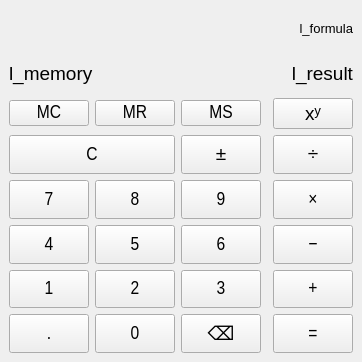
Old version of the form calculator/mainwindow.ui in the repository dyrbnyak/cpp-calculator.
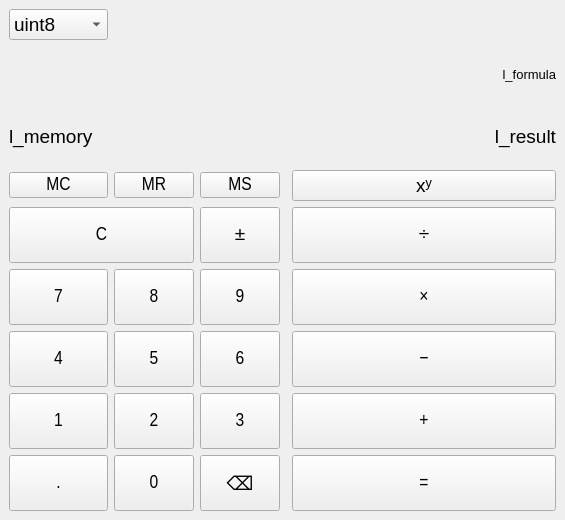
New version of the form.

The edit to the form file:
```diff
--- a/calculator/mainwindow.ui
+++ b/calculator/mainwindow.ui
@@ -6,8 +6,8 @@
    <rect>
     <x>0</x>
     <y>0</y>
-    <width>310</width>
-    <height>362</height>
+    <width>565</width>
+    <height>520</height>
    </rect>
   </property>
   <property name="sizePolicy">
@@ -25,114 +25,8 @@
    <string>Калькулятор</string>
   </property>
   <widget class="QWidget" name="centralwidget">
-   <layout class="QGridLayout" name="gridLayout" rowstretch="0,0,0,0,0,0,0,0,0,0" columnstretch="0,2,2,2,0,3">
-    <item row="1" column="1" colspan="5">
-     <layout class="QHBoxLayout" name="horizontalLayout" stretch="0,1">
-      <item>
-       <widget class="QLabel" name="l_memory">
-        <property name="sizePolicy">
-         <sizepolicy hsizetype="Preferred" vsizetype="Preferred">
-          <horstretch>0</horstretch>
-          <verstretch>0</verstretch>
-         </sizepolicy>
-        </property>
-        <property name="font">
-         <font>
-          <pointsize>14</pointsize>
-         </font>
-        </property>
-        <property name="text">
-         <string>l_memory</string>
-        </property>
-       </widget>
-      </item>
-      <item>
-       <widget class="QLabel" name="l_result">
-        <property name="sizePolicy">
-         <sizepolicy hsizetype="Preferred" vsizetype="Preferred">
-          <horstretch>0</horstretch>
-          <verstretch>0</verstretch>
-         </sizepolicy>
-        </property>
-        <property name="font">
-         <font>
-          <pointsize>14</pointsize>
-         </font>
-        </property>
-        <property name="text">
-         <string>l_result</string>
-        </property>
-        <property name="alignment">
-         <set>Qt::AlignmentFlag::AlignRight|Qt::AlignmentFlag::AlignTrailing|Qt::AlignmentFlag::AlignVCenter</set>
-        </property>
-       </widget>
-      </item>
-     </layout>
-    </item>
-    <item row="2" column="5">
-     <widget class="QPushButton" name="tb_power">
-      <property name="text">
-       <string>xʸ</string>
-      </property>
-     </widget>
-    </item>
-    <item row="6" column="5">
-     <widget class="QPushButton" name="tb_substract">
-      <property name="sizePolicy">
-       <sizepolicy hsizetype="Preferred" vsizetype="Preferred">
-        <horstretch>0</horstretch>
-        <verstretch>0</verstretch>
-       </sizepolicy>
-      </property>
-      <property name="minimumSize">
-       <size>
-        <width>0</width>
-        <height>0</height>
-       </size>
-      </property>
-      <property name="font">
-       <font>
-        <family>Arial Narrow</family>
-        <pointsize>14</pointsize>
-       </font>
-      </property>
-      <property name="text">
-       <string>−</string>
-      </property>
-      <property name="shortcut">
-       <string>-</string>
-      </property>
-     </widget>
-    </item>
-    <item row="5" column="1">
-     <widget class="QPushButton" name="tb_seven">
-      <property name="sizePolicy">
-       <sizepolicy hsizetype="Preferred" vsizetype="Preferred">
-        <horstretch>0</horstretch>
-        <verstretch>0</verstretch>
-       </sizepolicy>
-      </property>
-      <property name="minimumSize">
-       <size>
-        <width>0</width>
-        <height>0</height>
-       </size>
-      </property>
-      <property name="font">
-       <font>
-        <family>Arial Narrow</family>
-        <pointsize>14</pointsize>
-       </font>
-      </property>
-      <property name="text">
-       <string>7</string>
-      </property>
-      <property name="shortcut">
-       <string>7</string>
-      </property>
-     </widget>
-    </item>
-    <item row="0" column="1" colspan="5">
+   <layout class="QGridLayout" name="gridLayout" rowstretch="0,0,0,0,0,0,0,0,0,0,0" columnstretch="0,0,0,0,0">
+    <item row="1" column="0" colspan="5">
      <widget class="QLabel" name="l_formula">
       <property name="font">
        <font>
@@ -147,8 +41,8 @@
       </property>
      </widget>
     </item>
-    <item row="6" column="3">
-     <widget class="QPushButton" name="tb_six">
+    <item row="10" column="4">
+     <widget class="QPushButton" name="tb_equal">
       <property name="sizePolicy">
        <sizepolicy hsizetype="Preferred" vsizetype="Preferred">
         <horstretch>0</horstretch>
@@ -168,14 +62,98 @@
        </font>
       </property>
       <property name="text">
-       <string>6</string>
+       <string>=</string>
       </property>
       <property name="shortcut">
        <string>6</string>
       </property>
      </widget>
     </item>
-    <item row="4" column="3">
+    <item row="9" column="4">
+     <widget class="QPushButton" name="tb_add">
+      <property name="sizePolicy">
+       <sizepolicy hsizetype="Preferred" vsizetype="Preferred">
+        <horstretch>0</horstretch>
+        <verstretch>0</verstretch>
+       </sizepolicy>
+      </property>
+      <property name="minimumSize">
+       <size>
+        <width>0</width>
+        <height>0</height>
+       </size>
+      </property>
+      <property name="font">
+       <font>
+        <family>Arial Narrow</family>
+        <pointsize>14</pointsize>
+       </font>
+      </property>
+      <property name="text">
+       <string>+</string>
+      </property>
+      <property name="shortcut">
+       <string>+</string>
+      </property>
+     </widget>
+    </item>
+    <item row="9" column="2">
+     <widget class="QPushButton" name="tb_three">
+      <property name="sizePolicy">
+       <sizepolicy hsizetype="Preferred" vsizetype="Preferred">
+        <horstretch>0</horstretch>
+        <verstretch>0</verstretch>
+       </sizepolicy>
+      </property>
+      <property name="minimumSize">
+       <size>
+        <width>0</width>
+        <height>0</height>
+       </size>
+      </property>
+      <property name="font">
+       <font>
+        <family>Arial Narrow</family>
+        <pointsize>14</pointsize>
+       </font>
+      </property>
+      <property name="text">
+       <string>3</string>
+      </property>
+      <property name="shortcut">
+       <string>3</string>
+      </property>
+     </widget>
+    </item>
+    <item row="6" column="1">
+     <widget class="QPushButton" name="tb_eight">
+      <property name="sizePolicy">
+       <sizepolicy hsizetype="Preferred" vsizetype="Preferred">
+        <horstretch>0</horstretch>
+        <verstretch>0</verstretch>
+       </sizepolicy>
+      </property>
+      <property name="minimumSize">
+       <size>
+        <width>0</width>
+        <height>0</height>
+       </size>
+      </property>
+      <property name="font">
+       <font>
+        <family>Arial Narrow</family>
+        <pointsize>14</pointsize>
+       </font>
+      </property>
+      <property name="text">
+       <string>8</string>
+      </property>
+      <property name="shortcut">
+       <string>8</string>
+      </property>
+     </widget>
+    </item>
+    <item row="5" column="2">
      <widget class="QPushButton" name="tb_negate">
       <property name="sizePolicy">
        <sizepolicy hsizetype="Preferred" vsizetype="Preferred">
@@ -200,7 +178,42 @@
       </property>
      </widget>
     </item>
-    <item row="4" column="5">
+    <item row="3" column="4">
+     <widget class="QPushButton" name="tb_power">
+      <property name="text">
+       <string>xʸ</string>
+      </property>
+     </widget>
+    </item>
+    <item row="7" column="0">
+     <widget class="QPushButton" name="tb_four">
+      <property name="sizePolicy">
+       <sizepolicy hsizetype="Preferred" vsizetype="Preferred">
+        <horstretch>0</horstretch>
+        <verstretch>0</verstretch>
+       </sizepolicy>
+      </property>
+      <property name="minimumSize">
+       <size>
+        <width>0</width>
+        <height>0</height>
+       </size>
+      </property>
+      <property name="font">
+       <font>
+        <family>Arial Narrow</family>
+        <pointsize>14</pointsize>
+       </font>
+      </property>
+      <property name="text">
+       <string>4</string>
+      </property>
+      <property name="shortcut">
+       <string>4</string>
+      </property>
+     </widget>
+    </item>
+    <item row="5" column="4">
      <widget class="QPushButton" name="tb_divide">
       <property name="sizePolicy">
        <sizepolicy hsizetype="Preferred" vsizetype="Preferred">
@@ -228,32 +241,7 @@
       </property>
      </widget>
     </item>
-    <item row="9" column="1">
-     <widget class="QPushButton" name="tb_comma">
-      <property name="sizePolicy">
-       <sizepolicy hsizetype="Preferred" vsizetype="Preferred">
-        <horstretch>0</horstretch>
-        <verstretch>0</verstretch>
-       </sizepolicy>
-      </property>
-      <property name="minimumSize">
-       <size>
-        <width>0</width>
-        <height>0</height>
-       </size>
-      </property>
-      <property name="font">
-       <font>
-        <family>Arial Narrow</family>
-        <pointsize>14</pointsize>
-       </font>
-      </property>
-      <property name="text">
-       <string>.</string>
-      </property>
-     </widget>
-    </item>
-    <item row="2" column="3">
+    <item row="3" column="2">
      <widget class="QPushButton" name="tb_ms">
       <property name="minimumSize">
        <size>
@@ -272,8 +260,8 @@
       </property>
      </widget>
     </item>
-    <item row="8" column="1">
-     <widget class="QPushButton" name="tb_one">
+    <item row="7" column="2">
+     <widget class="QPushButton" name="tb_six">
       <property name="sizePolicy">
        <sizepolicy hsizetype="Preferred" vsizetype="Preferred">
         <horstretch>0</horstretch>
@@ -293,61 +281,14 @@
        </font>
       </property>
       <property name="text">
-       <string>1</string>
+       <string>6</string>
       </property>
       <property name="shortcut">
        <string>1</string>
       </property>
      </widget>
     </item>
-    <item row="6" column="1">
-     <widget class="QPushButton" name="tb_four">
-      <property name="sizePolicy">
-       <sizepolicy hsizetype="Preferred" vsizetype="Preferred">
-        <horstretch>0</horstretch>
-        <verstretch>0</verstretch>
-       </sizepolicy>
-      </property>
-      <property name="minimumSize">
-       <size>
-        <width>0</width>
-        <height>0</height>
-       </size>
-      </property>
-      <property name="font">
-       <font>
-        <family>Arial Narrow</family>
-        <pointsize>14</pointsize>
-       </font>
-      </property>
-      <property name="text">
-       <string>4</string>
-      </property>
-      <property name="shortcut">
-       <string>4</string>
-      </property>
-     </widget>
-    </item>
-    <item row="2" column="2">
-     <widget class="QPushButton" name="tn_mr">
-      <property name="minimumSize">
-       <size>
-        <width>0</width>
-        <height>0</height>
-       </size>
-      </property>
-      <property name="font">
-       <font>
-        <family>Arial Narrow</family>
-        <pointsize>14</pointsize>
-       </font>
-      </property>
-      <property name="text">
-       <string>MR</string>
-      </property>
-     </widget>
-    </item>
-    <item row="5" column="5">
+    <item row="6" column="4">
      <widget class="QPushButton" name="tb_multiplicate">
       <property name="sizePolicy">
        <sizepolicy hsizetype="Expanding" vsizetype="Preferred">
@@ -375,8 +316,8 @@
       </property>
      </widget>
     </item>
-    <item row="9" column="5">
-     <widget class="QPushButton" name="tb_equal">
+    <item row="6" column="2">
+     <widget class="QPushButton" name="tb_nine">
       <property name="sizePolicy">
        <sizepolicy hsizetype="Preferred" vsizetype="Preferred">
         <horstretch>0</horstretch>
@@ -396,15 +337,15 @@
        </font>
       </property>
       <property name="text">
-       <string>=</string>
+       <string>9</string>
       </property>
       <property name="shortcut">
        <string>Enter</string>
       </property>
      </widget>
     </item>
-    <item row="2" column="1">
-     <widget class="QPushButton" name="tb_mc">
+    <item row="3" column="1">
+     <widget class="QPushButton" name="tn_mr">
       <property name="minimumSize">
        <size>
         <width>0</width>
@@ -418,39 +359,11 @@
        </font>
       </property>
       <property name="text">
-       <string>MC</string>
+       <string>MR</string>
       </property>
      </widget>
     </item>
-    <item row="8" column="5">
-     <widget class="QPushButton" name="tb_add">
-      <property name="sizePolicy">
-       <sizepolicy hsizetype="Preferred" vsizetype="Preferred">
-        <horstretch>0</horstretch>
-        <verstretch>0</verstretch>
-       </sizepolicy>
-      </property>
-      <property name="minimumSize">
-       <size>
-        <width>0</width>
-        <height>0</height>
-       </size>
-      </property>
-      <property name="font">
-       <font>
-        <family>Arial Narrow</family>
-        <pointsize>14</pointsize>
-       </font>
-      </property>
-      <property name="text">
-       <string>+</string>
-      </property>
-      <property name="shortcut">
-       <string>+</string>
-      </property>
-     </widget>
-    </item>
-    <item row="4" column="1" colspan="2">
+    <item row="5" column="0" colspan="2">
      <widget class="QPushButton" name="tb_reset">
       <property name="sizePolicy">
        <sizepolicy hsizetype="Preferred" vsizetype="Preferred">
@@ -478,7 +391,122 @@
       </property>
      </widget>
     </item>
-    <item row="8" column="2">
+    <item row="6" column="0">
+     <widget class="QPushButton" name="tb_seven">
+      <property name="sizePolicy">
+       <sizepolicy hsizetype="Preferred" vsizetype="Preferred">
+        <horstretch>0</horstretch>
+        <verstretch>0</verstretch>
+       </sizepolicy>
+      </property>
+      <property name="minimumSize">
+       <size>
+        <width>0</width>
+        <height>0</height>
+       </size>
+      </property>
+      <property name="font">
+       <font>
+        <family>Arial Narrow</family>
+        <pointsize>14</pointsize>
+       </font>
+      </property>
+      <property name="text">
+       <string>7</string>
+      </property>
+      <property name="shortcut">
+       <string>7</string>
+      </property>
+     </widget>
+    </item>
+    <item row="10" column="0">
+     <widget class="QPushButton" name="tb_extra">
+      <property name="sizePolicy">
+       <sizepolicy hsizetype="Preferred" vsizetype="Preferred">
+        <horstretch>0</horstretch>
+        <verstretch>0</verstretch>
+       </sizepolicy>
+      </property>
+      <property name="minimumSize">
+       <size>
+        <width>0</width>
+        <height>0</height>
+       </size>
+      </property>
+      <property name="font">
+       <font>
+        <family>Arial Narrow</family>
+        <pointsize>14</pointsize>
+       </font>
+      </property>
+      <property name="text">
+       <string>.</string>
+      </property>
+     </widget>
+    </item>
+    <item row="3" column="0">
+     <widget class="QPushButton" name="tb_mc">
+      <property name="minimumSize">
+       <size>
+        <width>0</width>
+        <height>0</height>
+       </size>
+      </property>
+      <property name="font">
+       <font>
+        <family>Arial Narrow</family>
+        <pointsize>14</pointsize>
+       </font>
+      </property>
+      <property name="text">
+       <string>MC</string>
+      </property>
+     </widget>
+    </item>
+    <item row="2" column="0" colspan="5">
+     <layout class="QHBoxLayout" name="horizontalLayout" stretch="0,1">
+      <item>
+       <widget class="QLabel" name="l_memory">
+        <property name="sizePolicy">
+         <sizepolicy hsizetype="Preferred" vsizetype="Preferred">
+          <horstretch>0</horstretch>
+          <verstretch>0</verstretch>
+         </sizepolicy>
+        </property>
+        <property name="font">
+         <font>
+          <pointsize>14</pointsize>
+         </font>
+        </property>
+        <property name="text">
+         <string>l_memory</string>
+        </property>
+       </widget>
+      </item>
+      <item>
+       <widget class="QLabel" name="l_result">
+        <property name="sizePolicy">
+         <sizepolicy hsizetype="Preferred" vsizetype="Preferred">
+          <horstretch>0</horstretch>
+          <verstretch>0</verstretch>
+         </sizepolicy>
+        </property>
+        <property name="font">
+         <font>
+          <pointsize>14</pointsize>
+         </font>
+        </property>
+        <property name="text">
+         <string>l_result</string>
+        </property>
+        <property name="alignment">
+         <set>Qt::AlignmentFlag::AlignRight|Qt::AlignmentFlag::AlignTrailing|Qt::AlignmentFlag::AlignVCenter</set>
+        </property>
+       </widget>
+      </item>
+     </layout>
+    </item>
+    <item row="9" column="1">
      <widget class="QPushButton" name="tb_two">
       <property name="sizePolicy">
        <sizepolicy hsizetype="Preferred" vsizetype="Preferred">
@@ -506,35 +534,7 @@
       </property>
      </widget>
     </item>
-    <item row="5" column="2">
-     <widget class="QPushButton" name="tb_eight">
-      <property name="sizePolicy">
-       <sizepolicy hsizetype="Preferred" vsizetype="Preferred">
-        <horstretch>0</horstretch>
-        <verstretch>0</verstretch>
-       </sizepolicy>
-      </property>
-      <property name="minimumSize">
-       <size>
-        <width>0</width>
-        <height>0</height>
-       </size>
-      </property>
-      <property name="font">
-       <font>
-        <family>Arial Narrow</family>
-        <pointsize>14</pointsize>
-       </font>
-      </property>
-      <property name="text">
-       <string>8</string>
-      </property>
-      <property name="shortcut">
-       <string>8</string>
-      </property>
-     </widget>
-    </item>
-    <item row="6" column="2">
+    <item row="7" column="1">
      <widget class="QPushButton" name="tb_five">
       <property name="sizePolicy">
        <sizepolicy hsizetype="Preferred" vsizetype="Preferred">
@@ -562,8 +562,8 @@
       </property>
      </widget>
     </item>
-    <item row="8" column="3">
-     <widget class="QPushButton" name="tb_three">
+    <item row="9" column="0">
+     <widget class="QPushButton" name="tb_one">
       <property name="sizePolicy">
        <sizepolicy hsizetype="Preferred" vsizetype="Preferred">
         <horstretch>0</horstretch>
@@ -583,39 +583,14 @@
        </font>
       </property>
       <property name="text">
-       <string>3</string>
+       <string>1</string>
       </property>
       <property name="shortcut">
        <string>3</string>
       </property>
      </widget>
     </item>
-    <item row="9" column="2">
-     <widget class="QPushButton" name="tb_zero">
-      <property name="sizePolicy">
-       <sizepolicy hsizetype="Preferred" vsizetype="Preferred">
-        <horstretch>0</horstretch>
-        <verstretch>0</verstretch>
-       </sizepolicy>
-      </property>
-      <property name="minimumSize">
-       <size>
-        <width>0</width>
-        <height>0</height>
-       </size>
-      </property>
-      <property name="font">
-       <font>
-        <family>Arial Narrow</family>
-        <pointsize>14</pointsize>
-       </font>
-      </property>
-      <property name="text">
-       <string>0</string>
-      </property>
-     </widget>
-    </item>
-    <item row="9" column="3">
+    <item row="10" column="2">
      <widget class="QPushButton" name="tb_backspace">
       <property name="sizePolicy">
        <sizepolicy hsizetype="Preferred" vsizetype="Preferred">
@@ -628,8 +603,8 @@
       </property>
      </widget>
     </item>
-    <item row="5" column="3">
-     <widget class="QPushButton" name="tb_nine">
+    <item row="10" column="1">
+     <widget class="QPushButton" name="tb_zero">
       <property name="sizePolicy">
        <sizepolicy hsizetype="Preferred" vsizetype="Preferred">
         <horstretch>0</horstretch>
@@ -649,13 +624,77 @@
        </font>
       </property>
       <property name="text">
-       <string>9</string>
+       <string>0</string>
+      </property>
+     </widget>
+    </item>
+    <item row="7" column="4">
+     <widget class="QPushButton" name="tb_substract">
+      <property name="sizePolicy">
+       <sizepolicy hsizetype="Preferred" vsizetype="Preferred">
+        <horstretch>0</horstretch>
+        <verstretch>0</verstretch>
+       </sizepolicy>
+      </property>
+      <property name="minimumSize">
+       <size>
+        <width>0</width>
+        <height>0</height>
+       </size>
+      </property>
+      <property name="font">
+       <font>
+        <family>Arial Narrow</family>
+        <pointsize>14</pointsize>
+       </font>
+      </property>
+      <property name="text">
+       <string>−</string>
       </property>
       <property name="shortcut">
        <string>9</string>
       </property>
      </widget>
     </item>
+    <item row="0" column="0">
+     <widget class="QComboBox" name="cmb_controller">
+      <item>
+       <property name="text">
+        <string>uint8</string>
+       </property>
+      </item>
+      <item>
+       <property name="text">
+        <string>int</string>
+       </property>
+      </item>
+      <item>
+       <property name="text">
+        <string>int64_t</string>
+       </property>
+      </item>
+      <item>
+       <property name="text">
+        <string>size_t</string>
+       </property>
+      </item>
+      <item>
+       <property name="text">
+        <string>double</string>
+       </property>
+      </item>
+      <item>
+       <property name="text">
+        <string>float</string>
+       </property>
+      </item>
+      <item>
+       <property name="text">
+        <string>Rational</string>
+       </property>
+      </item>
+     </widget>
+    </item>
    </layout>
   </widget>
  </widget>
```
Left out of the diff: 35 changed lines with no effect on the pictures.
